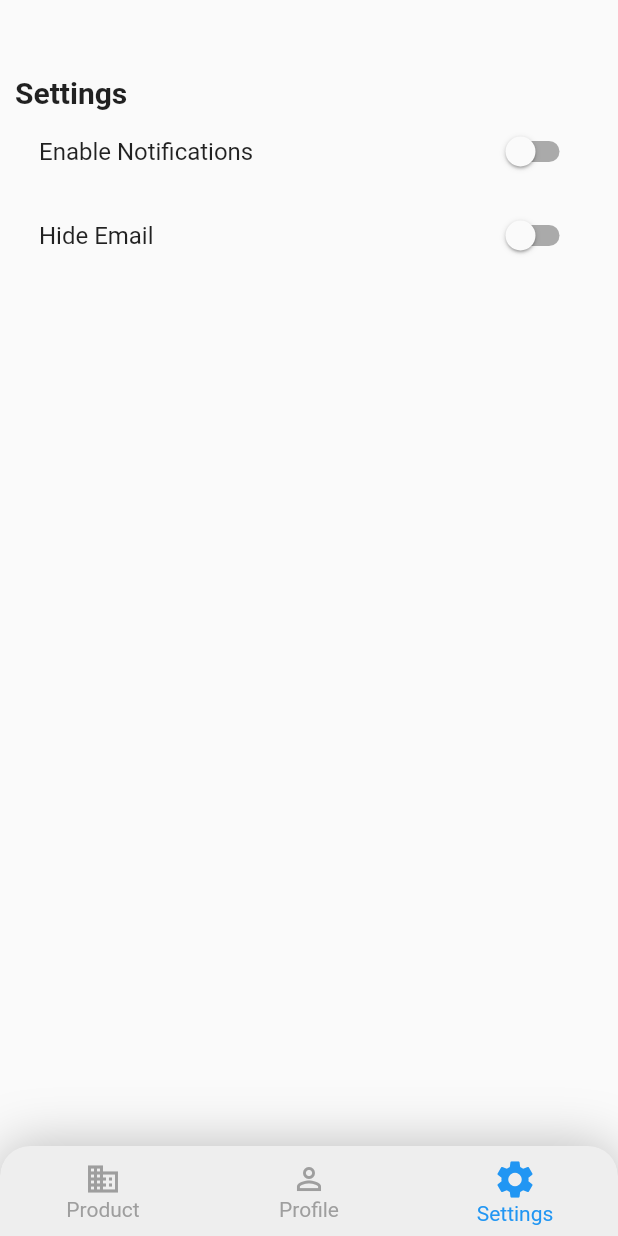
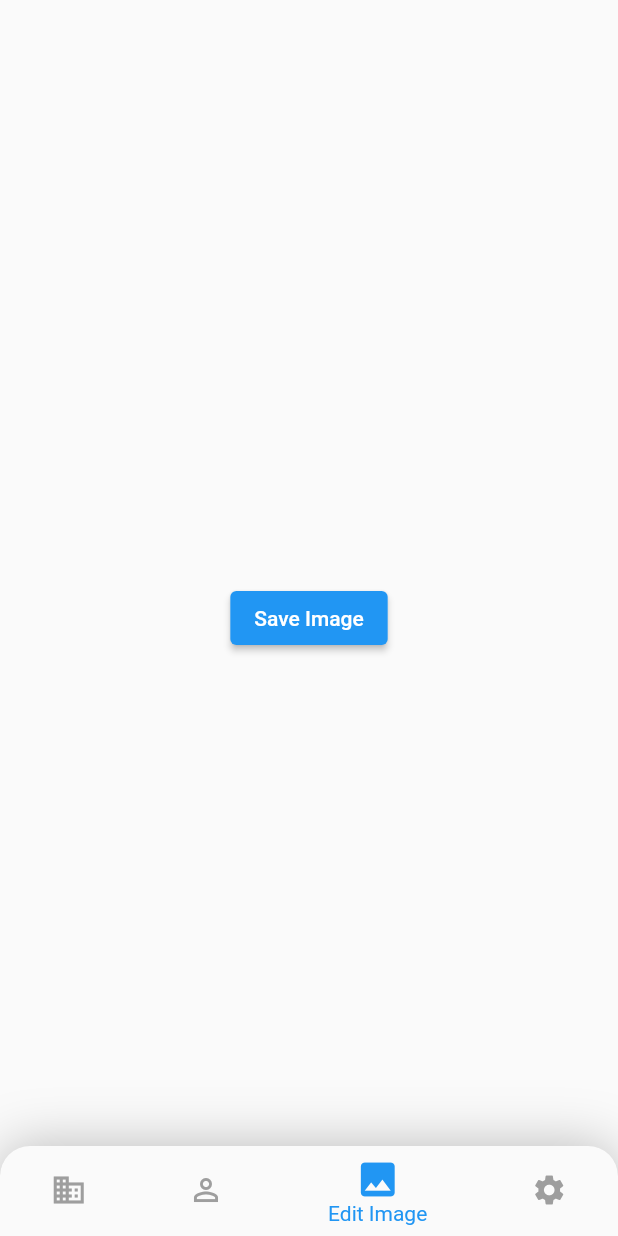
Before and after one commit to CopKH/test_login, a Flutter app: the MainScreen screen opened by its route, item 3 of the bottom bar chosen, on a phone screen of 412 x 824 dp. Run offline on Flutter 3.47's test engine with Material 2 defaults, Android fonts, the phone set to English and light mode, and no system bars; our stand-ins replace image_picker, open_file, shared_preferences; missing offline and left inert: image_editor, image_painter; accounts and stored records are empty; network calls fail; statements that could not run were skipped.

Commit message:
add feature edit image but not save still in phone

```diff
--- /dev/null
+++ b/lib/image_screen.dart
@@ -0,0 +1,104 @@
+import 'dart:io';
+import 'dart:typed_data';
+
+import 'package:flutter/material.dart';
+import 'package:image_editor/image_editor.dart' as image_editor;
+import 'package:image_picker/image_picker.dart';
+import 'package:image_painter/image_painter.dart';
+import 'package:path_provider/path_provider.dart';
+import 'package:open_file/open_file.dart';
+
+class EditImageScreen extends StatefulWidget {
+  const EditImageScreen({super.key});
+
+  @override
+  State<EditImageScreen> createState() => _EditImageScreenState();
+}
+
+class _EditImageScreenState extends State<EditImageScreen> {
+  final _imageKey = GlobalKey<ImagePainterState>();
+  @override
+  void initState() {
+    getImage(ImageSource.camera);
+    super.initState();
+  }
+
+  File? _imageFile;
+  String? _imagePath = '';
+  final picker = ImagePicker();
+
+  Future getImage(source) async {
+    final pickedFile = await picker.pickImage(source: source);
+    if (pickedFile != null) {
+      setState(() {
+        _imageFile = File(pickedFile.path);
+        _imagePath = pickedFile.path;
+      });
+    }
+  }
+
+
+  void saveImage() async {
+    // print('saveImage');
+    final image = await _imageKey.currentState?.exportImage();
+    final directory = (await getApplicationDocumentsDirectory()).path;
+    await Directory('$directory/sample').create(recursive: true);
+    final fullPath =
+        '$directory/sample/${DateTime.now().millisecondsSinceEpoch}.png';
+    final imgFile = File('$fullPath');
+    // print('image');
+    // print(image);
+    imgFile.writeAsBytesSync(image as List<int>);
+    // imgFile.writeAsBytesSync(image as List<int>);
+    ScaffoldMessenger.of(context).showSnackBar(
+      SnackBar(
+        backgroundColor: Colors.grey[700],
+        padding: const EdgeInsets.only(left: 10),
+        content: Row(
+          mainAxisAlignment: MainAxisAlignment.spaceBetween,
+          children: [
+            const Text("Image Exported successfully.",
+                style: TextStyle(color: Colors.white)),
+            TextButton(
+              onPressed: () => OpenFile.open("$fullPath"),
+              child: Text(
+                "Open",
+                style: TextStyle(
+                  color: Colors.blue[200],
+                ),
+              ),
+            )
+          ],
+        ),
+      ),
+    );
+  }
+
+  @override
+  Widget build(BuildContext context) {
+    return Scaffold(
+      body: Center(
+        child: Column(
+          mainAxisAlignment: MainAxisAlignment.center,
+          children: [
+            if (_imagePath != '')
+              ImagePainter.file(
+                width: MediaQuery.of(context).size.width,
+                height: MediaQuery.of(context).size.height * 0.75,
+                _imageFile!,
+                key: _imageKey,
+                scalable: true,
+                initialStrokeWidth: 2,
+                // textDelegate: DutchTextDelegate(),
+                initialColor: Colors.green,
+                initialPaintMode: PaintMode.line,
+              ),
+            ElevatedButton(
+                onPressed: saveImage,
+                child: const Text('Save Image'))
+          ],
+        ),
+      ),
+    );
+  }
+}
--- a/lib/login.dart
+++ b/lib/login.dart
@@ -55,7 +55,7 @@ class _LoginPageState extends State<LoginPage> {
             TextField(
               controller: _usernameController,
               decoration: InputDecoration(
-                labelText: 'Email',
+                labelText: 'Username',
               ),
             ),
             SizedBox(height: 16.0),
--- a/lib/main_screen.dart
+++ b/lib/main_screen.dart
@@ -1,4 +1,5 @@
 import 'package:flutter/material.dart';
+import 'package:login_test/image_screen.dart';
 import 'package:login_test/product_screen.dart';
 import 'package:login_test/profile_screen.dart';
 import 'package:login_test/setting_screen.dart';
@@ -18,6 +19,7 @@ class _MainScreenState extends State<MainScreen> {
   static const List<Widget> _widgetOptions = <Widget>[
     ProductScreen(),
     ProfileScreen(),
+    EditImageScreen(),
     SettingPage(),
   ];
 
@@ -67,6 +69,10 @@ class _MainScreenState extends State<MainScreen> {
                 label: 'Profile',
               ),
               BottomNavigationBarItem(
+                icon: Icon(Icons.image),
+                label: 'Edit Image',
+              ),
+               BottomNavigationBarItem(
                 icon: Icon(Icons.settings),
                 label: 'Settings',
               ),
```
Also changed, not shown: pubspec.yaml (+7 -0 lines), pubspec.lock, 8 other files.
